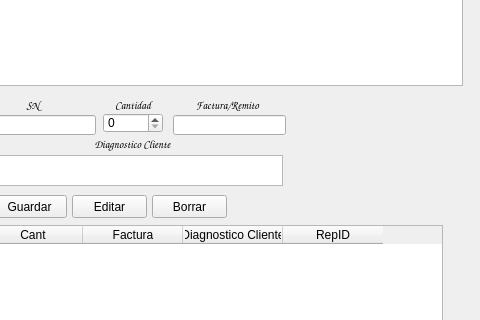
Old version of the form ingreso.ui in the repository Matias2178/Sistema_Postventa; both pictures show x 438 to 918 and y 85 to 405 of the 918 by 493 pixel window.
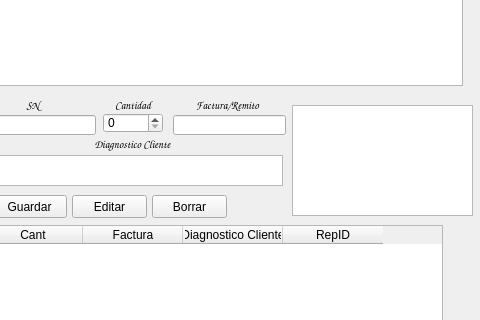
New version of the form.

The edit to the form file:
```diff
--- a/ingreso.ui
+++ b/ingreso.ui
@@ -661,6 +661,23 @@
     <number>20</number>
    </attribute>
   </widget>
+  <widget class="QTextEdit" name="IngObs">
+   <property name="geometry">
+    <rect>
+     <x>730</x>
+     <y>190</y>
+     <width>181</width>
+     <height>111</height>
+    </rect>
+   </property>
+   <property name="html">
+    <string>&lt;!DOCTYPE HTML PUBLIC &quot;-//W3C//DTD HTML 4.0//EN&quot; &quot;http://www.w3.org/TR/REC-html40/strict.dtd&quot;&gt;
+&lt;html&gt;&lt;head&gt;&lt;meta name=&quot;qrichtext&quot; content=&quot;1&quot; /&gt;&lt;style type=&quot;text/css&quot;&gt;
+p, li { white-space: pre-wrap; }
+&lt;/style&gt;&lt;/head&gt;&lt;body style=&quot; font-family:'MS Shell Dlg 2'; font-size:8.25pt; font-weight:400; font-style:normal;&quot;&gt;
+&lt;p style=&quot;-qt-paragraph-type:empty; margin-top:0px; margin-bottom:0px; margin-left:0px; margin-right:0px; -qt-block-indent:0; text-indent:0px;&quot;&gt;&lt;br /&gt;&lt;/p&gt;&lt;/body&gt;&lt;/html&gt;</string>
+   </property>
+  </widget>
  </widget>
  <tabstops>
   <tabstop>AgenteBuscar</tabstop>
```
